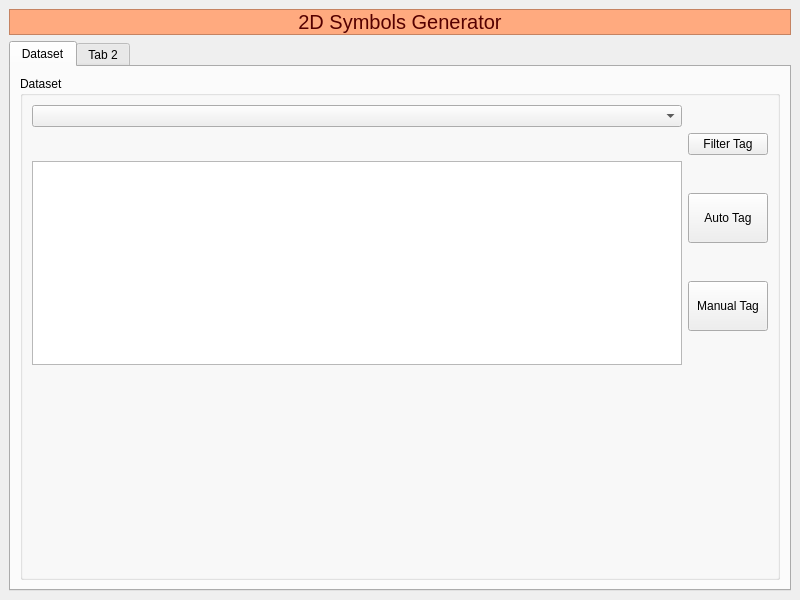
Before: the Qt Designer form puzzle_2d_symbol_generator/ui/Symbols_2D_Generator_MainUI.ui in thienphuochoang/TechArtPortfolio, drawn with Qt 5.
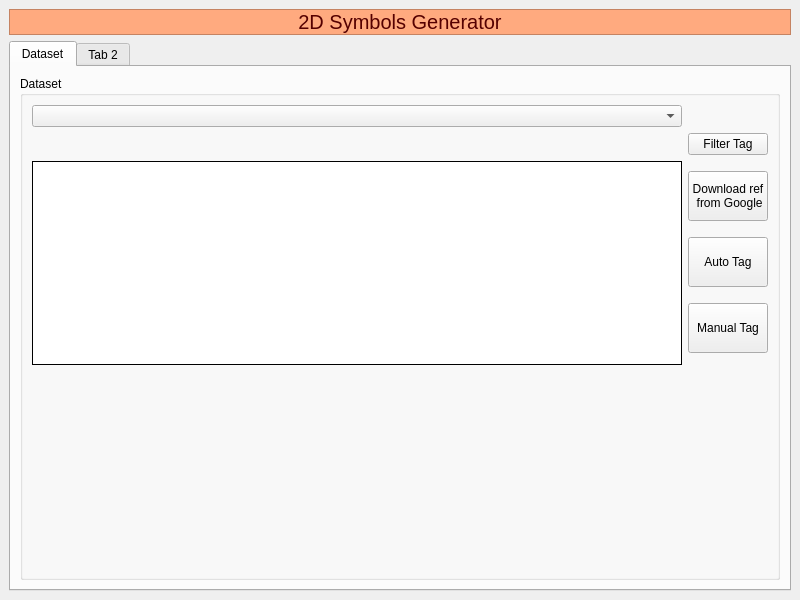
After: the same form once the commit is applied.

Commit message: update symbol 2D tool

```diff
--- a/puzzle_2d_symbol_generator/ui/Symbols_2D_Generator_MainUI.ui
+++ b/puzzle_2d_symbol_generator/ui/Symbols_2D_Generator_MainUI.ui
@@ -58,6 +58,20 @@
           <layout class="QGridLayout" name="gridLayout_2">
            <item row="3" column="1">
             <layout class="QVBoxLayout" name="verticalLayout">
+             <item>
+              <widget class="QPushButton" name="btnDownloadFromGoogle">
+               <property name="minimumSize">
+                <size>
+                 <width>50</width>
+                 <height>50</height>
+                </size>
+               </property>
+               <property name="text">
+                <string>Download ref
+ from Google</string>
+               </property>
+              </widget>
+             </item>
              <item>
               <widget class="QPushButton" name="btnAutoTag">
                <property name="minimumSize">
@@ -87,7 +101,17 @@
             </layout>
            </item>
            <item row="3" column="0">
-            <widget class="QListWidget" name="lstDataset"/>
+            <widget class="QListWidget" name="lstDataset">
+             <property name="styleSheet">
+              <string notr="true"/>
+             </property>
+             <property name="frameShape">
+              <enum>QFrame::Shape::Panel</enum>
+             </property>
+             <property name="frameShadow">
+              <enum>QFrame::Shadow::Plain</enum>
+             </property>
+            </widget>
            </item>
            <item row="0" column="0">
             <widget class="QComboBox" name="cbbDatasetType"/>
```
Left out of the diff: 27 changed lines with no effect on the pictures. The commit also changes 7 other files.
